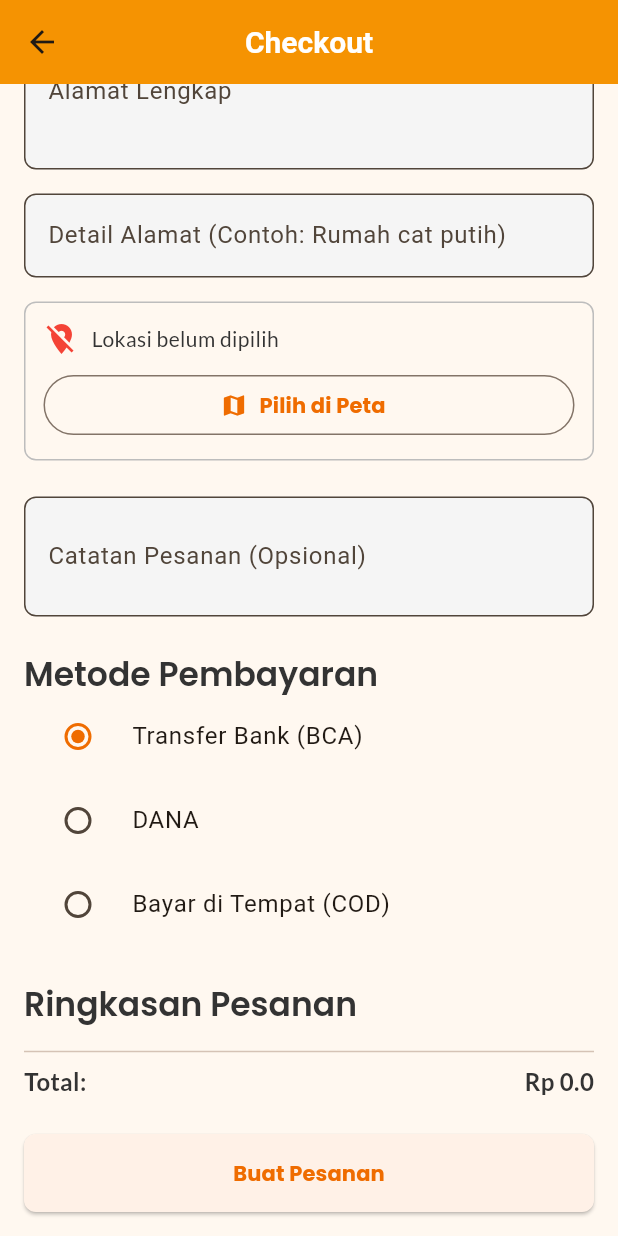
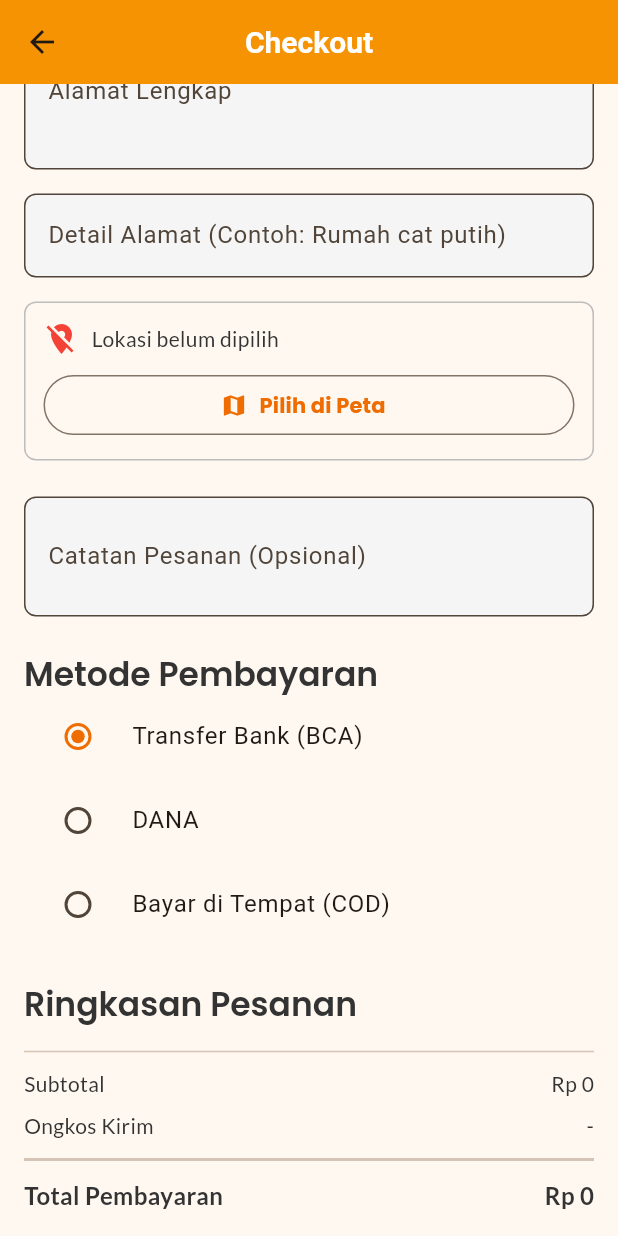
Before and after one commit to wildan-T/UAS_kebuli_mimi, a Flutter app: the CheckoutScreen screen opened directly, scrolled down 303 dp, on a phone screen of 412 x 824 dp. Run offline on Flutter 3.47's test engine with Material 3 defaults, Android fonts, the phone set to English and light mode, and no system bars; our stand-ins replace firebase_core, firebase_messaging, fl_chart, flutter_dotenv, flutter_map, fluttertoast and 6 more; missing offline and left inert: excel; accounts and stored records are empty.

Commit message:
update ongkir

```diff
--- a/lib/models/order_model.dart
+++ b/lib/models/order_model.dart
@@ -14,6 +14,7 @@ class Order {
   final String? catatanPesanan;
   final double? latitude;
   final double? longitude;
+  final double? ongkir;
 
   Order({
     required this.id,
@@ -29,6 +30,7 @@ class Order {
     this.catatanPesanan,
     this.latitude,
     this.longitude,
+    this.ongkir,
   });
 
   factory Order.fromJson(Map<String, dynamic> json) {
@@ -45,6 +47,7 @@ class Order {
       catatanPesanan: json['catatan_pesanan'],
       latitude: json['latitude']?.toDouble(),
       longitude: json['longitude']?.toDouble(),
+      ongkir: (json['ongkir'] ?? 0.0).toDouble(),
       orderDetails:
           json['order_detail'] != null
               ? (json['order_detail'] as List)
--- a/lib/screens/admin/admin_home.dart
+++ b/lib/screens/admin/admin_home.dart
@@ -40,7 +40,7 @@ class _AdminHomeScreenState extends State<AdminHomeScreen> {
               schema: 'public',
               table: 'orders',
               callback: (payload) {
-                final newOrderId = payload.newRecord?['id'];
+                final newOrderId = payload.newRecord['id'];
                 if (mounted && newOrderId != null) {
                   Fluttertoast.showToast(
                     msg: "Pesanan baru masuk! #$newOrderId",
--- a/lib/screens/user/checkout_screen.dart
+++ b/lib/screens/user/checkout_screen.dart
@@ -6,6 +6,7 @@ import 'package:kebuli_mimi/screens/user/payment_screen.dart';
 import 'package:kebuli_mimi/services/auth_service.dart';
 import 'package:kebuli_mimi/services/order_service.dart';
 import 'package:provider/provider.dart';
+import 'package:intl/intl.dart';
 
 class CheckoutScreen extends StatefulWidget {
   const CheckoutScreen({super.key});
@@ -24,12 +25,17 @@ class _CheckoutScreenState extends State<CheckoutScreen> {
   final _orderNotesController = TextEditingController();
   String _paymentMethod = 'Transfer';
   bool _isLoading = false;
-  // State untuk lokasi
+
+  // --- State untuk lokasi dan ongkir ---
   LatLng? _pickedLocation;
-  double? _distanceInKm;
+  double _distanceInKm = 0.0;
+  double _deliveryFee = 0.0; // Ongkir
 
-  // Lokasi Toko (ganti dengan koordinat asli toko Anda)
+  // --- KONFIGURASI TOKO & ONGKIR ---
+  // Ganti dengan koordinat asli toko Anda
   static const LatLng _storeLocation = LatLng(-6.168806, 106.595926);
+  // Atur harga per kilometer
+  static const double _pricePerKm = 2500.0;
 
   @override
   void initState() {
@@ -78,6 +84,7 @@ class _CheckoutScreenState extends State<CheckoutScreen> {
         _storeLocation,
         _pickedLocation!,
       );
+      _deliveryFee = _distanceInKm * _pricePerKm;
     });
   }
 
@@ -112,10 +119,13 @@ class _CheckoutScreenState extends State<CheckoutScreen> {
     }
 
     try {
-      // 1. Siapkan data untuk dikirim ke Supabase
+      // Harga total adalah subtotal item + ongkir
+      final double totalPrice = cart.totalPrice + _deliveryFee;
+
       final orderData = {
         'id_user': userId,
-        'harga': cart.totalPrice,
+        'harga': totalPrice, // Kirim harga total
+        'ongkir': _deliveryFee, // Kirim ongkir
         'metode_pembayaran': _paymentMethod,
         'status': 'pending',
         'alamat': _addressController.text,
@@ -165,6 +175,12 @@ class _CheckoutScreenState extends State<CheckoutScreen> {
   @override
   Widget build(BuildContext context) {
     final cart = Provider.of<Cart>(context);
+    final currencyFormatter = NumberFormat.currency(
+      locale: 'id_ID',
+      symbol: 'Rp ',
+      decimalDigits: 0,
+    );
+    final double totalPrice = cart.totalPrice + _deliveryFee;
 
     return Scaffold(
       appBar: AppBar(title: const Text('Checkout')),
@@ -320,28 +336,64 @@ class _CheckoutScreenState extends State<CheckoutScreen> {
                 style: Theme.of(context).textTheme.titleLarge,
               ),
               const SizedBox(height: 10),
+              // Item-item keranjang
               ...cart.items.map(
                 (item) => Padding(
                   padding: const EdgeInsets.symmetric(vertical: 4.0),
                   child: Row(
                     mainAxisAlignment: MainAxisAlignment.spaceBetween,
                     children: [
-                      Text('${item.menu.namaMenu} x ${item.quantity}'),
-                      Text('Rp ${item.subtotal}'),
+                      Expanded(
+                        child: Text('${item.menu.namaMenu} x ${item.quantity}'),
+                      ),
+                      Text(currencyFormatter.format(item.subtotal)),
                     ],
                   ),
                 ),
               ),
               const Divider(),
-              Row(
+              // Subtotal
+              Padding(
+                padding: const EdgeInsets.symmetric(vertical: 4.0),
+                child: Row(
+                  mainAxisAlignment: MainAxisAlignment.spaceBetween,
+                  children: [
+                    const Text('Subtotal'),
+                    Text(currencyFormatter.format(cart.totalPrice)),
+                  ],
+                ),
+              ),
+              // Ongkos Kirim
+              Padding(
+                padding: const EdgeInsets.symmetric(vertical: 4.0),
+                child: Row(
+                  mainAxisAlignment: MainAxisAlignment.spaceBetween,
+                  children: [
+                    const Text('Ongkos Kirim'),
+                    Text(
+                      _pickedLocation == null
+                          ? '-'
+                          : currencyFormatter.format(_deliveryFee),
+                    ),
+                  ],
+                ),
+              ),
+              const Divider(thickness: 2),
+              // Total
+              Padding(
+                padding: const EdgeInsets.symmetric(vertical: 4.0),
+                child: Row(
                   mainAxisAlignment: MainAxisAlignment.spaceBetween,
                   children: [
                     const Text(
-                    'Total:',
-                    style: TextStyle(fontWeight: FontWeight.bold, fontSize: 16),
+                      'Total Pembayaran',
+                      style: TextStyle(
+                        fontWeight: FontWeight.bold,
+                        fontSize: 16,
+                      ),
                     ),
                     Text(
-                    'Rp ${cart.totalPrice}',
+                      currencyFormatter.format(totalPrice),
                       style: const TextStyle(
                         fontWeight: FontWeight.bold,
                         fontSize: 16,
@@ -349,11 +401,13 @@ class _CheckoutScreenState extends State<CheckoutScreen> {
                     ),
                   ],
                 ),
+              ),
               const SizedBox(height: 24),
               SizedBox(
                 width: double.infinity,
                 child: ElevatedButton(
-                  onPressed: _isLoading ? null : _placeOrder,
+                  onPressed:
+                      _isLoading || cart.items.isEmpty ? null : _placeOrder,
                   child:
                       _isLoading
                           ? const CircularProgressIndicator(color: Colors.white)
```
Also changed, not shown: lib/screens/admin/admin_order_detail_screen.dart (+121 -43 lines), lib/screens/user/order_detail_screen.dart (+8 -0 lines). Lines whose indentation alone changed are shown as unchanged.
